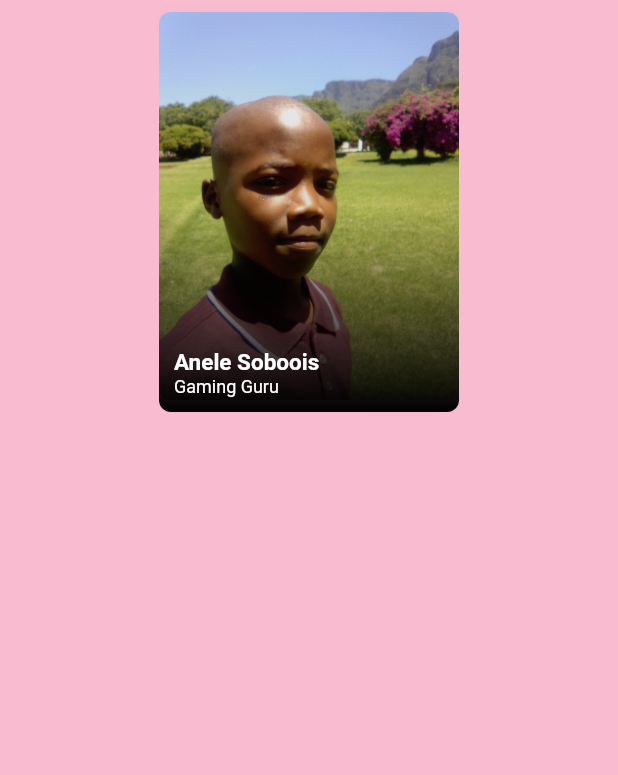
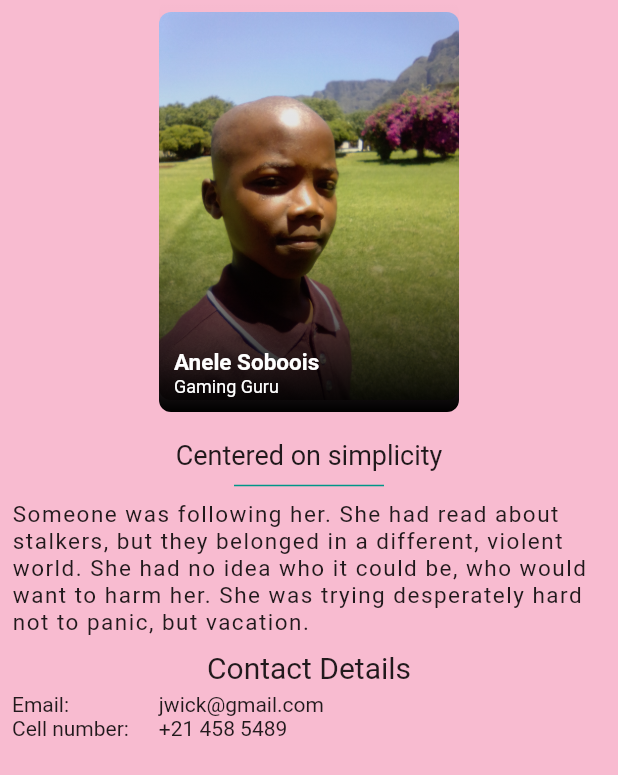
Before and after one commit to Songeziwe/Family-App, a Flutter app: the screen it shows after launch, after a tap on "Anele Soboois", on a phone screen of 412 x 824 dp. Shown: the top 775 px of the screen. Run offline on Flutter 3.47's test engine with Material 2 defaults, Android fonts, the phone set to English and light mode, and no system bars.

Commit message:
Created description screen UI and add the Hero widget for image animation.

```diff
--- a/lib/componnts/card_container.dart
+++ b/lib/componnts/card_container.dart
@@ -24,10 +24,13 @@ class CardsContainer extends StatelessWidget {
                       right: 8.0,
                     ),
                     child: ListTile(
-                      leading: ClipRRect(
-                        borderRadius: BorderRadius.circular(8.0),
-                        child: Image.asset(
-                            'assets/images/${member.imageName}.jpg'),
+                      leading: Hero(
+                        tag: member.imageTag,
+                        child: ClipRRect(
+                          borderRadius: BorderRadius.circular(8.0),
+                          child: Image.asset(
+                              'assets/images/${member.imageName}.jpg'),
+                        ),
                       ),
                       title: Text(member.fullname),
                       subtitle: Text(member.profession),
--- a/lib/componnts/description_header.dart
+++ b/lib/componnts/description_header.dart
@@ -27,11 +27,14 @@ class DescriptionHeader extends StatelessWidget {
                 decoration: BoxDecoration(
                   borderRadius: BorderRadius.circular(8.0),
                 ),
-                child: ClipRRect(
-                  borderRadius: BorderRadius.circular(8.0),
-                  child: Image.asset(
-                    'assets/images/${member.imageName}.jpg',
-                    fit: BoxFit.cover,
+                child: Hero(
+                  tag: member.imageTag,
+                  child: ClipRRect(
+                    borderRadius: BorderRadius.circular(8.0),
+                    child: Image.asset(
+                      'assets/images/${member.imageName}.jpg',
+                      fit: BoxFit.cover,
+                    ),
                   ),
                 ),
               ),
--- a/lib/controller/app_controller.dart
+++ b/lib/controller/app_controller.dart
@@ -12,23 +12,58 @@ class AppController {
   List<Member> members = [
     Member(
       imageName: 'Anele',
+      imageTag: 'ace',
       fullname: 'Anele Soboois',
-        profession: 'Gaming Guru'),
+      profession: 'Gaming Guru',
+      descriptionTitle: 'Centered on simplicity',
+      description:
+          'Someone was following her. She had read about stalkers, but they belonged in a different, violent world. She had no idea who it could be, who would want to harm her. She was trying desperately hard not to panic, but vacation.',
+      email: 'jwick@gmail.com',
+      cellNumber: '+21 458 5489',
+    ),
     Member(
       imageName: 'Khanyi',
+      imageTag: 'king',
       fullname: 'Khanyisile J. Soboois',
-        profession: 'Programmer & Gaming Guru'),
+      profession: 'Programmer & Gaming Guru',
+      descriptionTitle: 'Creative by nature',
+      description:
+          'I have an aptitude in understanding complex phenomenon. I do not find pleasure in settling for less than where I can reach. A guy that finds pleasure in being active. I once was a boxer and in my boxing years I achieved a lot; one of my greatest boxing achievements is qualifying to play in the national championships. Currently I am self teaching myself a progamming language called Python. I am doing so because i believe that this skill can assist me in my future.',
+      email: 'khanyisilesoboois@gmail.com',
+      cellNumber: '+21 67 751 8321',
+    ),
     Member(
       imageName: 'Sibulele',
+      imageTag: 'bustar',
       fullname: 'Sibulele A. Soboois',
-        profession: 'Movies Guru'),
+      profession: 'Movies Guru',
+      descriptionTitle: 'Centered on simplicity',
+      description:
+          'Someone was following her. She had read about stalkers, but they belonged in a different, violent world. She had no idea who it could be, who would want to harm her. She was trying desperately hard not to panic, but vacation.',
+      email: 'jwick@gmail.com',
+      cellNumber: '+21 458 5489',
+    ),
     Member(
       imageName: 'Vivi',
+      imageTag: 'vivi',
       fullname: 'Iviwe Ndabezimbi',
-        profession: 'Movies Guru'),
+      profession: 'Movies Guru',
+      descriptionTitle: 'Centered on simplicity',
+      description:
+          'Someone was following her. She had read about stalkers, but they belonged in a different, violent world. She had no idea who it could be, who would want to harm her. She was trying desperately hard not to panic, but vacation.',
+      email: 'jwick@gmail.com',
+      cellNumber: '+21 458 5489',
+    ),
     Member(
       imageName: 'Songstar',
+      imageTag: 'monstar',
       fullname: 'Songeziwe S. Soboois',
-        profession: 'Software Designer & Developer'),
+      profession: 'Software Designer & Developer',
+      descriptionTitle: 'Centered on simplicity',
+      description:
+          'Someone was following her. She had read about stalkers, but they belonged in a different, violent world. She had no idea who it could be, who would want to harm her. She was trying desperately hard not to panic, but vacation.',
+      email: 'jwick@gmail.com',
+      cellNumber: '+21 458 5489',
+    ),
   ];
 }
--- a/lib/model/member.dart
+++ b/lib/model/member.dart
@@ -9,18 +9,23 @@ import 'package:flutter/cupertino.dart';
 class Member {
   // Instance variables
   final String imageName;
+  final String imageTag;
   final String fullname;
   final String profession;
-  // TODO: below variables must be required in future
-  String descriptionTitle;
-  String description;
-  String email;
-  String cellNumber;
+  final String descriptionTitle;
+  final String description;
+  final String email;
+  final String cellNumber;
 
   // Constructor
   Member({
     @required this.imageName,
+    @required this.imageTag,
     @required this.fullname,
     @required this.profession,
+    @required this.descriptionTitle,
+    @required this.description,
+    @required this.email,
+    @required this.cellNumber,
   });
 }
--- a/lib/screens/description_screen.dart
+++ b/lib/screens/description_screen.dart
@@ -16,9 +16,82 @@ class DescriptionScreen extends StatelessWidget {
         child: Column(
           children: <Widget>[
             DescriptionHeader(
-                imageHeight: imageHeight,
-                imageWidth: imageWidth,
-                member: member),
+              imageHeight: imageHeight,
+              imageWidth: imageWidth,
+              member: member,
+            ),
+            Expanded(
+              child: Container(
+                margin: const EdgeInsets.all(8.0),
+                child: Column(
+                  children: <Widget>[
+                    SizedBox(
+                      height: 10.0,
+                    ),
+                    Text(
+                      member.descriptionTitle,
+                      style: TextStyle(
+                        fontSize: 18.0,
+                      ),
+                    ),
+                    SizedBox(
+                      width: 100.0,
+                      child: Divider(
+                        color: Colors.teal,
+                        height: 20.0,
+                        thickness: 1,
+                      ),
+                    ),
+                    Text(
+                      member.description,
+                      style: TextStyle(
+                        fontSize: 15.0,
+                        letterSpacing: 1.0,
+                      ),
+                    ),
+                    SizedBox(
+                      height: 10.0,
+                    ),
+                    Text(
+                      'Contact Details',
+                      style: TextStyle(
+                        fontSize: 20.0,
+                      ),
+                    ),
+                    SizedBox(
+                      height: 5.0,
+                    ),
+                    Row(
+                      children: <Widget>[
+                        Column(
+                          crossAxisAlignment: CrossAxisAlignment.start,
+                          children: <Widget>[
+                            Text('Email:'),
+                            SizedBox(
+                              width: 50.0,
+                            ),
+                            Text('Cell number:'),
+                          ],
+                        ),
+                        SizedBox(
+                          width: 20.0,
+                        ),
+                        Column(
+                          crossAxisAlignment: CrossAxisAlignment.start,
+                          children: <Widget>[
+                            Text(member.email),
+                            SizedBox(
+                              width: 50.0,
+                            ),
+                            Text(member.cellNumber),
+                          ],
+                        ),
+                      ],
+                    ),
+                  ],
+                ),
+              ),
+            ),
           ],
         ),
       ),
--- a/lib/screens/overview_screen.dart
+++ b/lib/screens/overview_screen.dart
@@ -19,6 +19,14 @@ class OverviewScreen extends StatelessWidget {
           ],
         ),
       ),
+      floatingActionButton: FloatingActionButton(
+        child: Icon(Icons.add),
+        backgroundColor: Colors.pinkAccent,
+        tooltip: 'Add member',
+        onPressed: () {
+          print('Add member');
+        },
+      ),
     );
   }
 }
```
Lines whose indentation alone changed are shown as unchanged.
